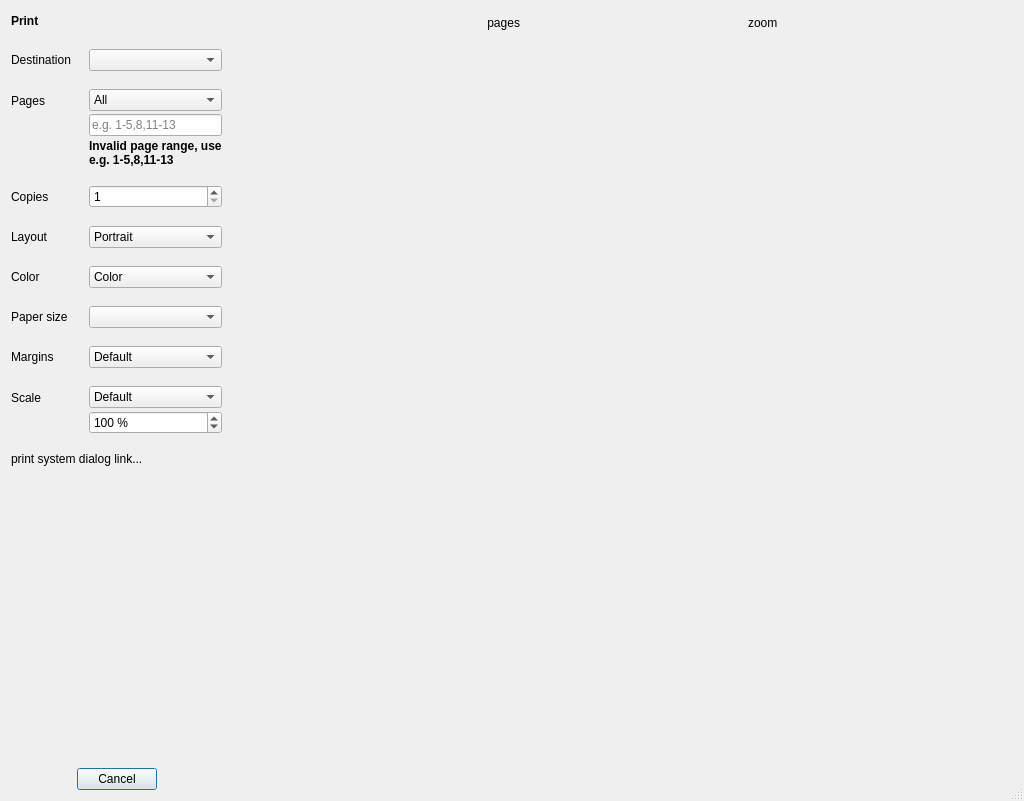
First picture: the form in src/desktop/printdialog.ui, repository rgriebl/brickstore, before the edit.
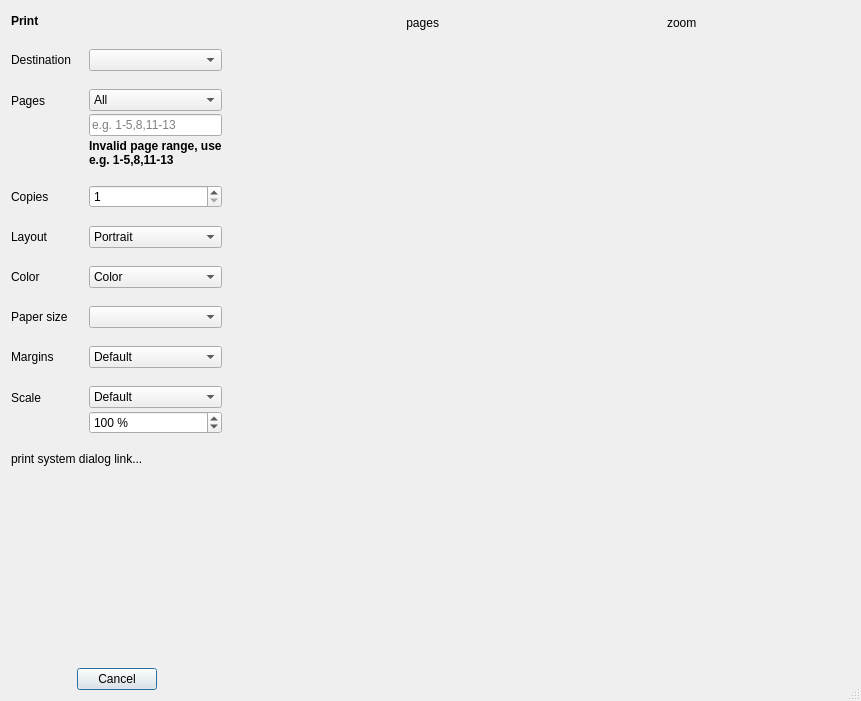
Second picture: the form after the edit. Icons and pictures are not drawn.

Commit message:
Save/restore the print dialog size and position
Also made the default size of the dialog a bit smaller to accomodate
high scaling factors.

Patch:
```diff
--- a/src/desktop/printdialog.ui
+++ b/src/desktop/printdialog.ui
@@ -6,8 +6,8 @@
    <rect>
     <x>0</x>
     <y>0</y>
-    <width>1024</width>
-    <height>801</height>
+    <width>861</width>
+    <height>701</height>
    </rect>
   </property>
   <property name="windowTitle">
@@ -553,7 +553,7 @@
        <property name="sizeHint" stdset="0">
         <size>
          <width>20</width>
-         <height>40</height>
+         <height>1</height>
         </size>
        </property>
       </spacer>
```
The commit also changes 1 other file.
